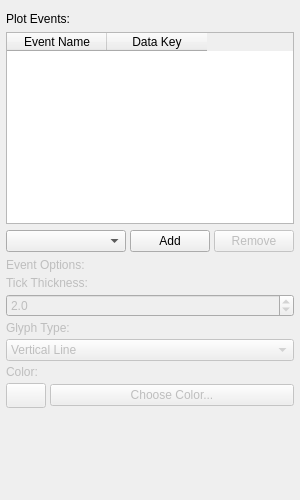
Before: the Qt Designer form src/WhiskerToolbox/Plots/EventPlotWidget/UI/EventPlotPropertiesWidget.ui in paulmthompson/WhiskerToolbox, drawn with Qt 5.
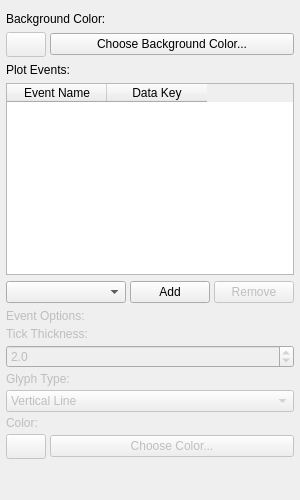
After: the same form once the commit is applied.

Commit message: add white background color

What changed in the file:
```diff
--- a/src/WhiskerToolbox/Plots/EventPlotWidget/UI/EventPlotPropertiesWidget.ui
+++ b/src/WhiskerToolbox/Plots/EventPlotWidget/UI/EventPlotPropertiesWidget.ui
@@ -39,6 +39,72 @@
      </property>
     </widget>
    </item>
+   <item>
+    <widget class="QLabel" name="background_color_label">
+     <property name="text">
+      <string>Background Color:</string>
+     </property>
+    </widget>
+   </item>
+   <item>
+    <widget class="QWidget" name="background_color_widget" native="true">
+     <layout class="QHBoxLayout" name="background_color_layout">
+      <property name="spacing">
+       <number>4</number>
+      </property>
+      <property name="leftMargin">
+       <number>0</number>
+      </property>
+      <property name="topMargin">
+       <number>0</number>
+      </property>
+      <property name="rightMargin">
+       <number>0</number>
+      </property>
+      <property name="bottomMargin">
+       <number>0</number>
+      </property>
+      <item>
+       <widget class="QPushButton" name="background_color_display_button">
+        <property name="sizePolicy">
+         <sizepolicy hsizetype="Fixed" vsizetype="Fixed">
+          <horstretch>0</horstretch>
+          <verstretch>0</verstretch>
+         </sizepolicy>
+        </property>
+        <property name="minimumSize">
+         <size>
+          <width>40</width>
+          <height>25</height>
+         </size>
+        </property>
+        <property name="maximumSize">
+         <size>
+          <width>40</width>
+          <height>25</height>
+         </size>
+        </property>
+        <property name="enabled">
+         <bool>false</bool>
+        </property>
+       </widget>
+      </item>
+      <item>
+       <widget class="QPushButton" name="background_color_button">
+        <property name="sizePolicy">
+         <sizepolicy hsizetype="Expanding" vsizetype="Fixed">
+          <horstretch>0</horstretch>
+          <verstretch>0</verstretch>
+         </sizepolicy>
+        </property>
+        <property name="text">
+         <string>Choose Background Color...</string>
+        </property>
+       </widget>
+      </item>
+     </layout>
+    </widget>
+   </item>
    <item>
     <widget class="QLabel" name="plot_events_label">
      <property name="text">
```
The commit also changes 6 other files.
